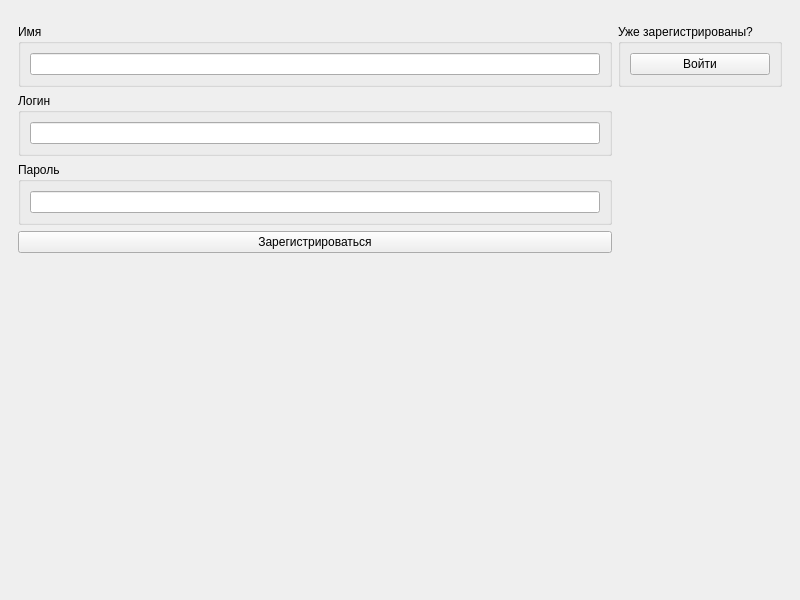
Above: client/registerpage.ui from ttema4/p2p-app before the change. Below: the same form after it.
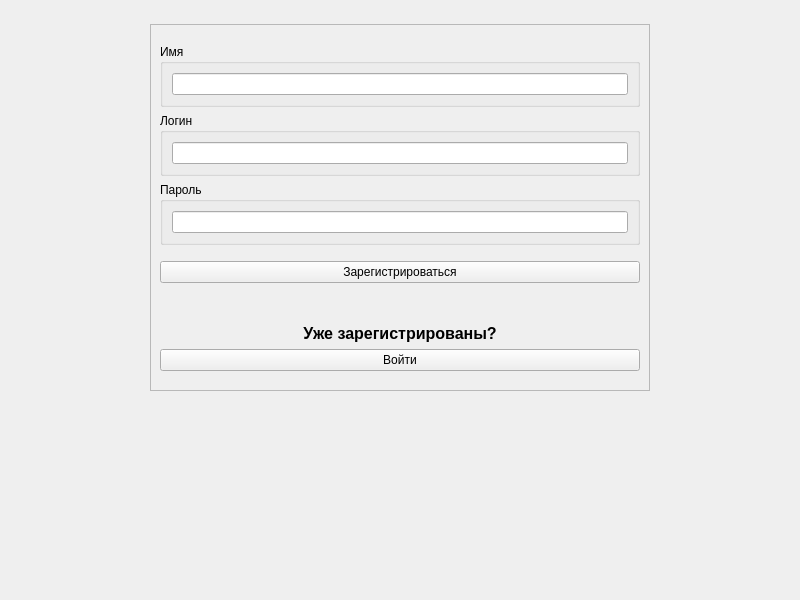
That is the form after the change.

```diff
--- a/client/registerpage.ui
+++ b/client/registerpage.ui
@@ -25,9 +25,40 @@
      <widget class="QWidget" name="widget" native="true"/>
     </item>
     <item>
-     <widget class="QWidget" name="widget_2" native="true">
-      <layout class="QGridLayout" name="gridLayout">
-       <item row="0" column="0">
+     <widget class="QWidget" name="widget_3" native="true">
+      <layout class="QHBoxLayout" name="horizontalLayout">
+       <item>
+        <widget class="QFrame" name="frame">
+         <property name="maximumSize">
+          <size>
+           <width>500</width>
+           <height>16777215</height>
+          </size>
+         </property>
+         <property name="frameShape">
+          <enum>QFrame::StyledPanel</enum>
+         </property>
+         <property name="frameShadow">
+          <enum>QFrame::Raised</enum>
+         </property>
+         <layout class="QVBoxLayout" name="verticalLayout_6">
+          <item>
+           <spacer name="verticalSpacer_3">
+            <property name="orientation">
+             <enum>Qt::Vertical</enum>
+            </property>
+            <property name="sizeType">
+             <enum>QSizePolicy::Fixed</enum>
+            </property>
+            <property name="sizeHint" stdset="0">
+             <size>
+              <width>20</width>
+              <height>10</height>
+             </size>
+            </property>
+           </spacer>
+          </item>
+          <item>
         <widget class="QGroupBox" name="groupBox">
          <property name="title">
           <string>Имя</string>
@@ -39,26 +70,7 @@
          </layout>
         </widget>
        </item>
-       <item row="3" column="0">
-        <widget class="QPushButton" name="pushButton">
-         <property name="text">
-          <string>Зарегистрироваться</string>
-         </property>
-        </widget>
-       </item>
-       <item row="2" column="0">
-        <widget class="QGroupBox" name="groupBox_3">
-         <property name="title">
-          <string>Пароль</string>
-         </property>
-         <layout class="QVBoxLayout" name="verticalLayout_4">
           <item>
-           <widget class="QLineEdit" name="lineEdit_3"/>
-          </item>
-         </layout>
-        </widget>
-       </item>
-       <item row="1" column="0">
         <widget class="QGroupBox" name="groupBox_2">
          <property name="title">
           <string>Логин</string>
@@ -70,12 +82,73 @@
          </layout>
         </widget>
        </item>
-       <item row="0" column="1">
-        <widget class="QGroupBox" name="groupBox_4">
+          <item>
+           <widget class="QGroupBox" name="groupBox_3">
          <property name="title">
+             <string>Пароль</string>
+            </property>
+            <layout class="QVBoxLayout" name="verticalLayout_4">
+             <item>
+              <widget class="QLineEdit" name="lineEdit_3"/>
+             </item>
+            </layout>
+           </widget>
+          </item>
+          <item>
+           <spacer name="verticalSpacer_4">
+            <property name="orientation">
+             <enum>Qt::Vertical</enum>
+            </property>
+            <property name="sizeType">
+             <enum>QSizePolicy::Fixed</enum>
+            </property>
+            <property name="sizeHint" stdset="0">
+             <size>
+              <width>20</width>
+              <height>10</height>
+             </size>
+            </property>
+           </spacer>
+          </item>
+          <item>
+           <widget class="QPushButton" name="pushButton">
+            <property name="text">
+             <string>Зарегистрироваться</string>
+            </property>
+           </widget>
+          </item>
+          <item>
+           <spacer name="verticalSpacer_2">
+            <property name="orientation">
+             <enum>Qt::Vertical</enum>
+            </property>
+            <property name="sizeType">
+             <enum>QSizePolicy::Fixed</enum>
+            </property>
+            <property name="sizeHint" stdset="0">
+             <size>
+              <width>20</width>
+              <height>35</height>
+             </size>
+            </property>
+           </spacer>
+          </item>
+          <item>
+           <widget class="QLabel" name="label">
+            <property name="font">
+             <font>
+              <pointsize>12</pointsize>
+              <bold>true</bold>
+             </font>
+            </property>
+            <property name="text">
           <string>Уже зарегистрированы?</string>
          </property>
-         <layout class="QVBoxLayout" name="verticalLayout_5">
+            <property name="alignment">
+             <set>Qt::AlignCenter</set>
+            </property>
+           </widget>
+          </item>
           <item>
            <widget class="QPushButton" name="pushButton_2">
             <property name="text">
@@ -83,6 +156,22 @@
             </property>
            </widget>
           </item>
+          <item>
+           <spacer name="verticalSpacer_5">
+            <property name="orientation">
+             <enum>Qt::Vertical</enum>
+            </property>
+            <property name="sizeType">
+             <enum>QSizePolicy::Fixed</enum>
+            </property>
+            <property name="sizeHint" stdset="0">
+             <size>
+              <width>20</width>
+              <height>10</height>
+             </size>
+            </property>
+           </spacer>
+          </item>
          </layout>
         </widget>
        </item>
```
Lines whose indentation alone changed are shown as unchanged.
